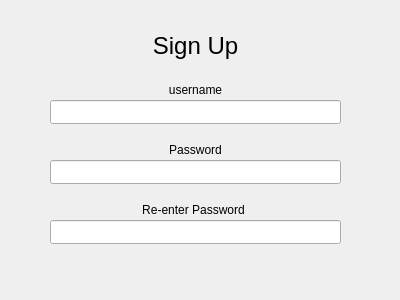
This is The-Fridge/signup.ui in AbeArtus/SWE-Project-1 as Qt 5 draws it before an edit. The edited form follows.
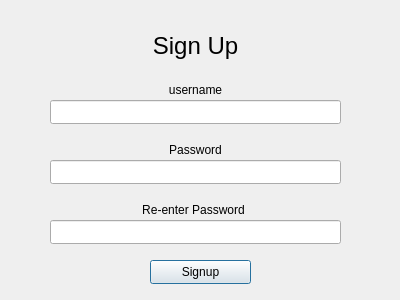
This is the edited form.

The edit to the form file:
```diff
--- a/The-Fridge/signup.ui
+++ b/The-Fridge/signup.ui
@@ -112,20 +112,17 @@
     <set>Qt::AlignCenter</set>
    </property>
   </widget>
-  <widget class="QLabel" name="label_5">
+  <widget class="QPushButton" name="signupButton">
    <property name="geometry">
     <rect>
-     <x>48</x>
-     <y>250</y>
-     <width>291</width>
-     <height>20</height>
+     <x>150</x>
+     <y>260</y>
+     <width>101</width>
+     <height>24</height>
     </rect>
    </property>
    <property name="text">
-    <string/>
-   </property>
-   <property name="alignment">
-    <set>Qt::AlignCenter</set>
+    <string>Signup</string>
    </property>
   </widget>
  </widget>
```
Left out of the diff: 6 changed lines with no effect on the pictures.
